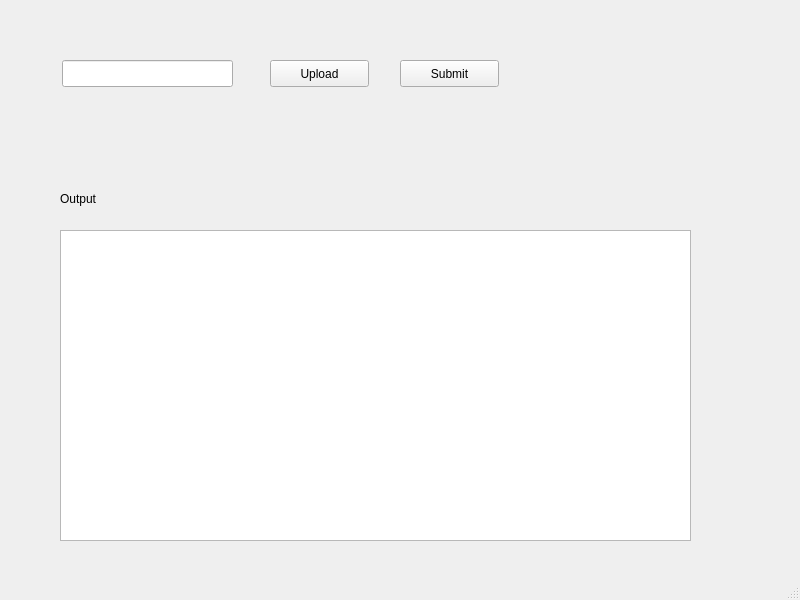
First picture: the form in Interface.ui, repository vernwalrahul/OpenSoft, before the edit.
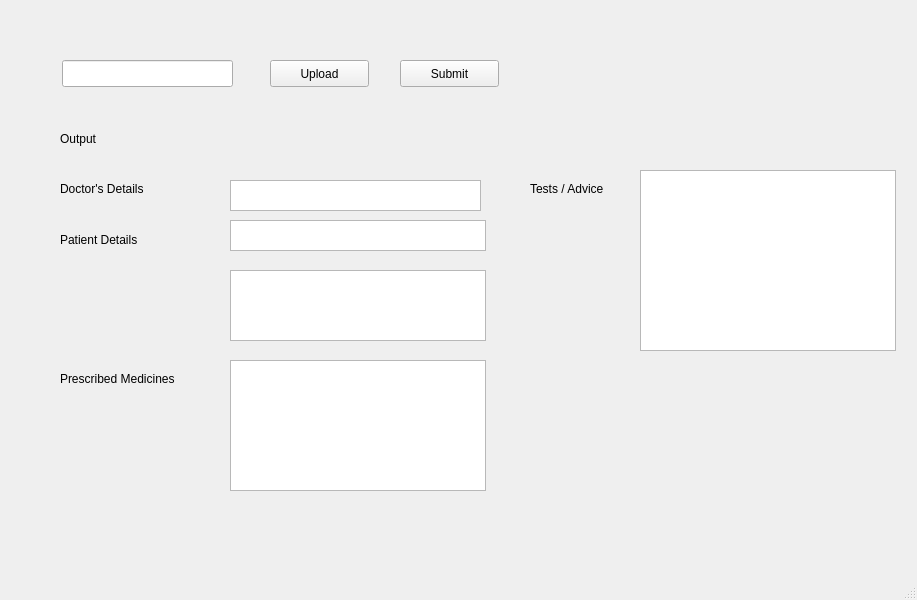
Second picture: the form after the edit.

```diff
--- a/Interface.ui
+++ b/Interface.ui
@@ -6,7 +6,7 @@
    <rect>
     <x>0</x>
     <y>0</y>
-    <width>800</width>
+    <width>917</width>
     <height>600</height>
    </rect>
   </property>
@@ -44,7 +44,7 @@
     <property name="geometry">
      <rect>
       <x>60</x>
-      <y>190</y>
+      <y>130</y>
       <width>68</width>
       <height>17</height>
      </rect>
@@ -53,16 +53,6 @@
      <string>Output</string>
     </property>
    </widget>
-   <widget class="QTextBrowser" name="textBrowser">
-    <property name="geometry">
-     <rect>
-      <x>60</x>
-      <y>230</y>
-      <width>631</width>
-      <height>311</height>
-     </rect>
-    </property>
-   </widget>
    <widget class="QLineEdit" name="lineEdit">
     <property name="geometry">
      <rect>
@@ -73,6 +63,108 @@
      </rect>
     </property>
    </widget>
+   <widget class="QLabel" name="label_2">
+    <property name="geometry">
+     <rect>
+      <x>60</x>
+      <y>180</y>
+      <width>111</width>
+      <height>17</height>
+     </rect>
+    </property>
+    <property name="text">
+     <string>Doctor's Details</string>
+    </property>
+   </widget>
+   <widget class="QTextBrowser" name="DD">
+    <property name="geometry">
+     <rect>
+      <x>230</x>
+      <y>180</y>
+      <width>251</width>
+      <height>31</height>
+     </rect>
+    </property>
+   </widget>
+   <widget class="QLabel" name="label_3">
+    <property name="geometry">
+     <rect>
+      <x>60</x>
+      <y>230</y>
+      <width>101</width>
+      <height>20</height>
+     </rect>
+    </property>
+    <property name="text">
+     <string>Patient Details</string>
+    </property>
+   </widget>
+   <widget class="QTextBrowser" name="PD">
+    <property name="geometry">
+     <rect>
+      <x>230</x>
+      <y>220</y>
+      <width>256</width>
+      <height>31</height>
+     </rect>
+    </property>
+   </widget>
+   <widget class="QLabel" name="label_4">
+    <property name="geometry">
+     <rect>
+      <x>60</x>
+      <y>370</y>
+      <width>151</width>
+      <height>17</height>
+     </rect>
+    </property>
+    <property name="text">
+     <string>Prescribed Medicines</string>
+    </property>
+   </widget>
+   <widget class="QTextBrowser" name="PD1">
+    <property name="geometry">
+     <rect>
+      <x>230</x>
+      <y>270</y>
+      <width>256</width>
+      <height>71</height>
+     </rect>
+    </property>
+   </widget>
+   <widget class="QTextBrowser" name="PM">
+    <property name="geometry">
+     <rect>
+      <x>230</x>
+      <y>360</y>
+      <width>256</width>
+      <height>131</height>
+     </rect>
+    </property>
+   </widget>
+   <widget class="QLabel" name="label_5">
+    <property name="geometry">
+     <rect>
+      <x>530</x>
+      <y>180</y>
+      <width>101</width>
+      <height>17</height>
+     </rect>
+    </property>
+    <property name="text">
+     <string>Tests / Advice</string>
+    </property>
+   </widget>
+   <widget class="QTextBrowser" name="TA">
+    <property name="geometry">
+     <rect>
+      <x>640</x>
+      <y>170</y>
+      <width>256</width>
+      <height>181</height>
+     </rect>
+    </property>
+   </widget>
   </widget>
   <widget class="QMenuBar" name="menubar">
    <property name="geometry">
```
Left out of the diff: 2 changed lines with no effect on the pictures.
